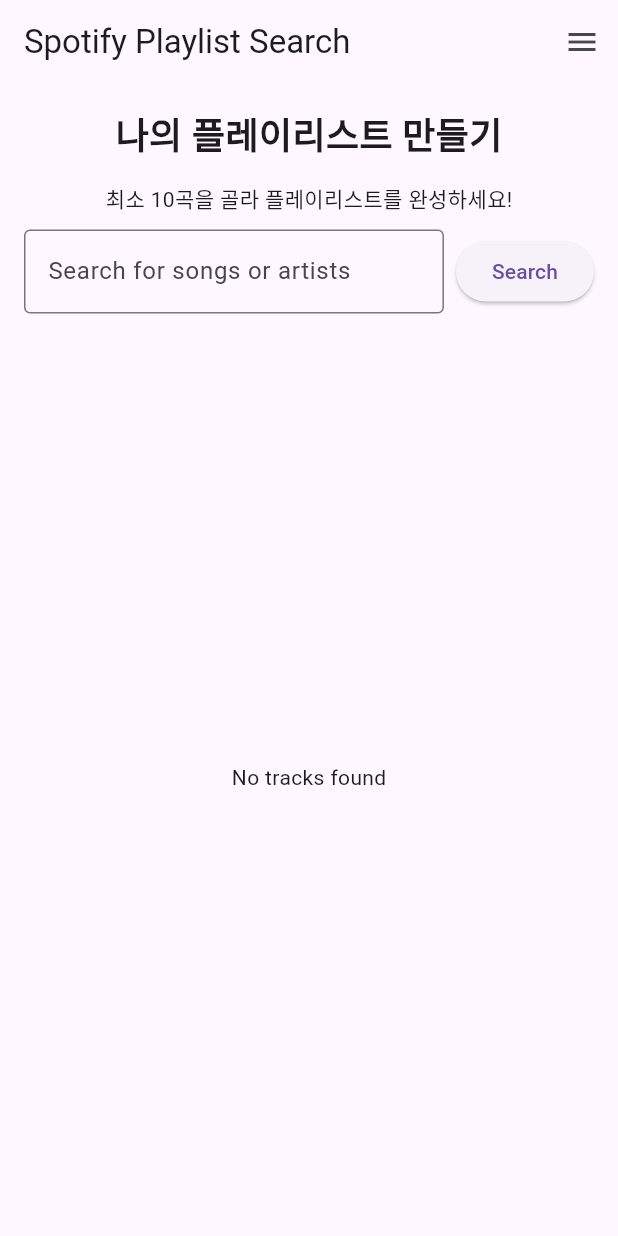
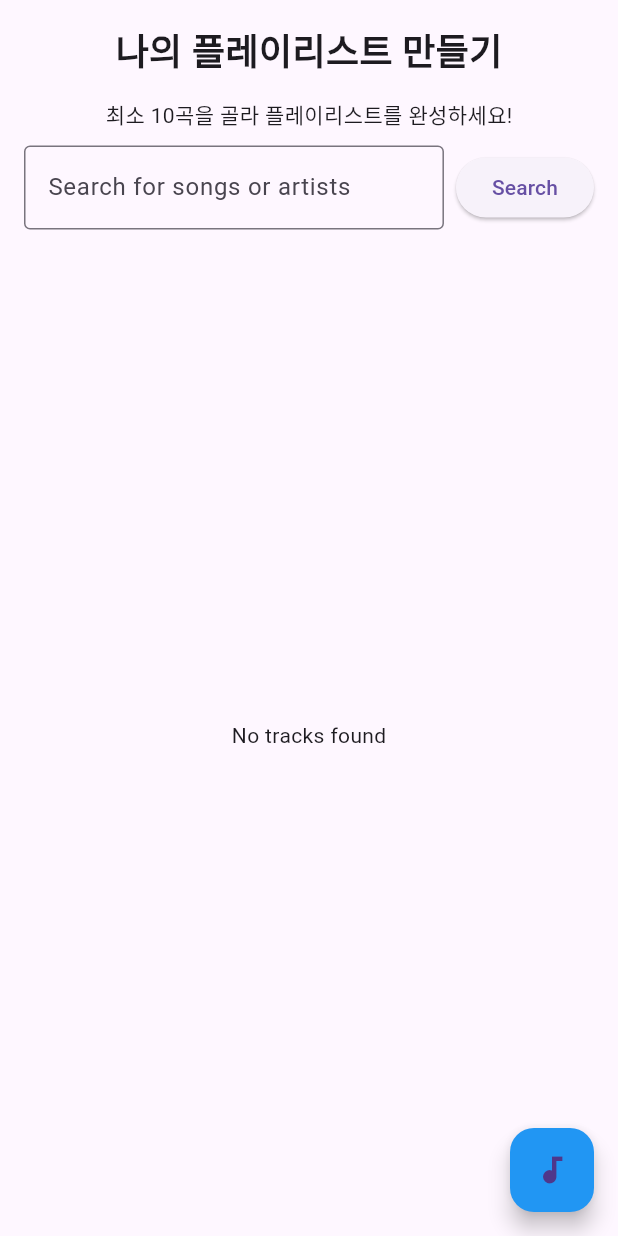
Before and after one commit to S00zzang/make_playlist, a Flutter app: the screen it shows after launch, on a phone screen of 412 x 824 dp. Run offline on Flutter 3.47's test engine with Material 3 defaults, Android fonts, the phone set to English and light mode, and no system bars.

Commit message:
Floating Button

```diff
--- a/make_playlist/lib/main.dart
+++ b/make_playlist/lib/main.dart
@@ -70,7 +70,6 @@
           'artists': track['artists'],
           'album': track['album'],
         });
-        isSidebarOpen = true; // 트랙이 추가되면 사이드바 열기
       });
     }
   }
@@ -93,16 +92,6 @@
   @override
   Widget build(BuildContext context) {
     return Scaffold(
-      appBar: AppBar(
-        title: const Text('Spotify Playlist Search'),
-        actions: [
-          // 사이드바 토글 버튼 (AppBar 우측에 배치)
-          IconButton(
-            icon: Icon(isSidebarOpen ? Icons.close : Icons.menu),
-            onPressed: _toggleSidebar,
-          ),
-        ],
-      ),
       body: Row(
         children: [
           // 사이드바: 왼쪽에 플레이리스트 표시
@@ -237,6 +226,12 @@
           ),
         ],
       ),
+      // 오른쪽 아래에 고정된 음악 아이콘 버튼 추가
+      floatingActionButton: FloatingActionButton(
+        onPressed: _toggleSidebar,
+        backgroundColor: Colors.blue, // 버튼 클릭 시 사이드바 열고 닫기
+        child: Icon(Icons.audiotrack),
+      ),
     );
   }
 }
```
